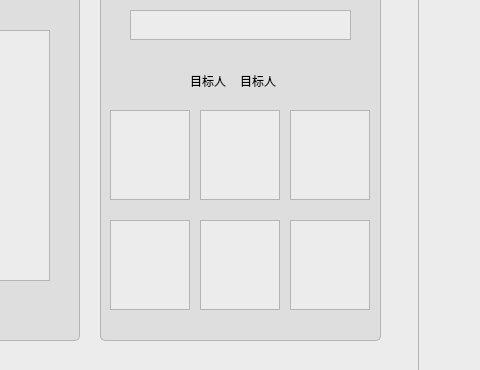
zhangjianscc/ZMClient, file UIModule/faceidentitydiscern.ui: the form before one commit; both pictures show x 240 to 720 and y 155 to 525 of the 1100 by 720 pixel window.
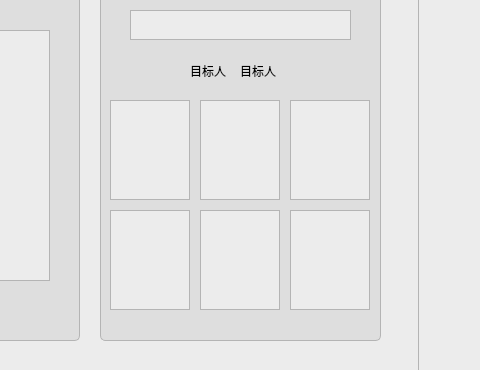
The form after the commit. Icons and pictures are not drawn.

The edit to the form file:
```diff
--- a/UIModule/faceidentitydiscern.ui
+++ b/UIModule/faceidentitydiscern.ui
@@ -237,7 +237,7 @@
            <property name="geometry">
             <rect>
              <x>90</x>
-             <y>130</y>
+             <y>120</y>
              <width>51</width>
              <height>21</height>
             </rect>
@@ -254,9 +254,9 @@
            <property name="geometry">
             <rect>
              <x>10</x>
-             <y>170</y>
+             <y>160</y>
              <width>80</width>
-             <height>90</height>
+             <height>100</height>
             </rect>
            </property>
            <property name="styleSheet">
@@ -274,9 +274,9 @@
            <property name="geometry">
             <rect>
              <x>100</x>
-             <y>170</y>
+             <y>160</y>
              <width>80</width>
-             <height>90</height>
+             <height>100</height>
             </rect>
            </property>
            <property name="styleSheet">
@@ -294,9 +294,9 @@
            <property name="geometry">
             <rect>
              <x>190</x>
-             <y>170</y>
+             <y>160</y>
              <width>80</width>
-             <height>90</height>
+             <height>100</height>
             </rect>
            </property>
            <property name="styleSheet">
@@ -314,9 +314,9 @@
            <property name="geometry">
             <rect>
              <x>10</x>
-             <y>280</y>
+             <y>270</y>
              <width>80</width>
-             <height>90</height>
+             <height>100</height>
             </rect>
            </property>
            <property name="styleSheet">
@@ -334,9 +334,9 @@
            <property name="geometry">
             <rect>
              <x>100</x>
-             <y>280</y>
+             <y>270</y>
              <width>80</width>
-             <height>90</height>
+             <height>100</height>
             </rect>
            </property>
            <property name="styleSheet">
@@ -354,9 +354,9 @@
            <property name="geometry">
             <rect>
              <x>190</x>
-             <y>280</y>
+             <y>270</y>
              <width>80</width>
-             <height>90</height>
+             <height>100</height>
             </rect>
            </property>
            <property name="styleSheet">
@@ -374,7 +374,7 @@
            <property name="geometry">
             <rect>
              <x>140</x>
-             <y>130</y>
+             <y>120</y>
              <width>51</width>
              <height>21</height>
             </rect>
```
